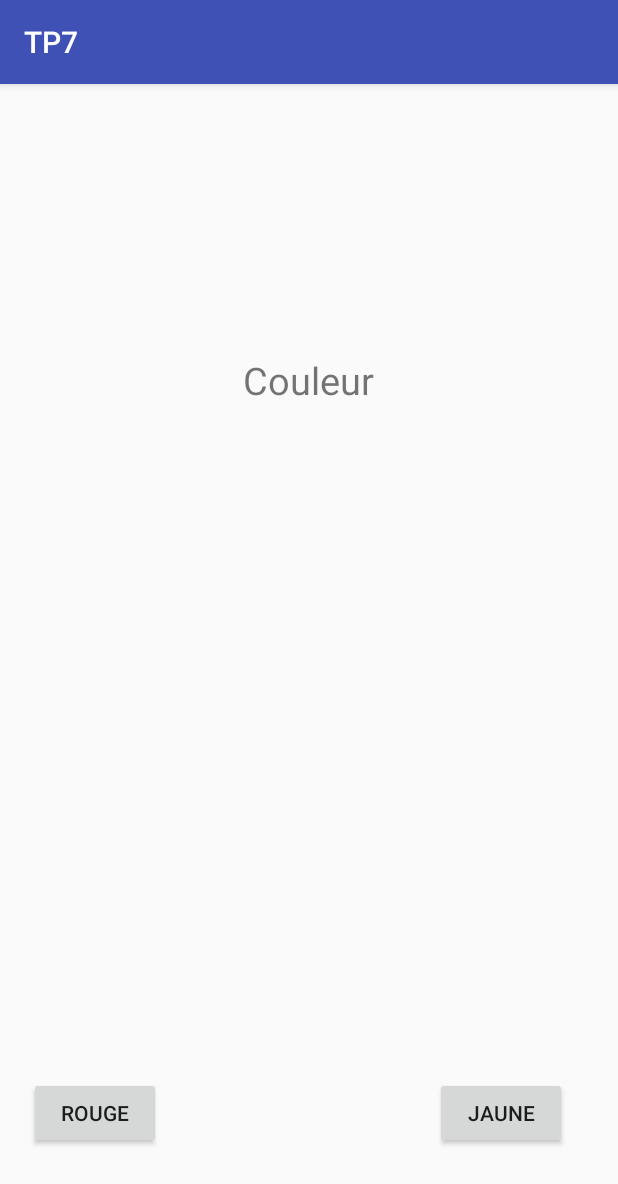
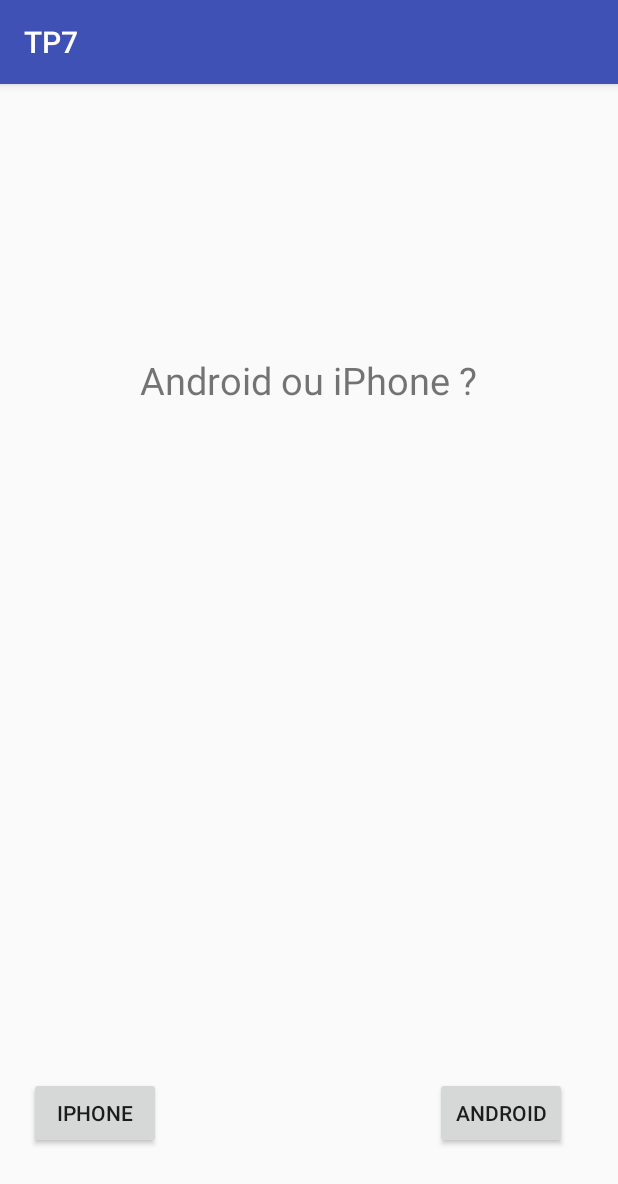
Before and after one commit to lenteurman/TP7, an Android app: the Activity3 screen opened directly, with no data from a screen before it, on a phone screen of 412 x 824 dp. Shown: the top 1184 px of the screen. Run offline under Robolectric (Android 15) with nearby library versions, the phone set to English and light mode, and no system bars.

Commit message:
On change les textes et les questions pour que ce soit cohérent

```diff
--- a/app/src/main/java/com/example/admin/tp7/Activity2.java
+++ b/app/src/main/java/com/example/admin/tp7/Activity2.java
@@ -1,9 +1,8 @@
 package com.example.admin.tp7;
 
 import android.content.Intent;
-import android.support.v4.widget.TextViewCompat;
+import android.os.Bundle;
 import android.support.v7.app.AppCompatActivity;
-import android.os.Bundle;
 import android.util.Log;
 import android.view.View;
 import android.widget.Button;
--- a/app/src/main/java/com/example/admin/tp7/Activity3.java
+++ b/app/src/main/java/com/example/admin/tp7/Activity3.java
@@ -1,9 +1,8 @@
 package com.example.admin.tp7;
 
 import android.content.Intent;
+import android.os.Bundle;
 import android.support.v7.app.AppCompatActivity;
-import android.os.Bundle;
-import android.util.Log;
 import android.view.View;
 import android.widget.Button;
 import android.widget.TextView;
@@ -96,10 +95,11 @@ public class Activity3 extends AppCompatActivity {
 
     }
     //Mon tableau de questions
+    //Le 4 eme paramètre indique quel est le bon choix le n°1 ou 2
     VraiFaux[] questions = new VraiFaux[] {
-            new VraiFaux("Couleur","Jaune","Rouge",1),
-            new VraiFaux("Autre","Bleu","Vert",2),
-            new VraiFaux("Autre2","Noir","Blanc",2)
+            new VraiFaux("Android ou iPhone ?","Android","iPhone",1),
+            new VraiFaux("Football ou Rugby ?","Football","Rugby",2),
+            new VraiFaux("Nain ou Elfe ?","Nain","Elfe",2)
     };
 
 }
--- a/app/src/main/java/com/example/admin/tp7/Activity4.java
+++ b/app/src/main/java/com/example/admin/tp7/Activity4.java
@@ -1,8 +1,8 @@
 package com.example.admin.tp7;
 
 import android.content.Intent;
+import android.os.Bundle;
 import android.support.v7.app.AppCompatActivity;
-import android.os.Bundle;
 import android.widget.TextView;
 
 public class Activity4 extends AppCompatActivity {
--- a/app/src/main/java/com/example/admin/tp7/MainActivity.java
+++ b/app/src/main/java/com/example/admin/tp7/MainActivity.java
@@ -1,8 +1,8 @@
 package com.example.admin.tp7;
 
 import android.content.Intent;
+import android.os.Bundle;
 import android.support.v7.app.AppCompatActivity;
-import android.os.Bundle;
 import android.util.Log;
 import android.view.View;
 import android.widget.Button;
--- a/app/src/main/res/layout/activity_4.xml
+++ b/app/src/main/res/layout/activity_4.xml
@@ -9,7 +9,7 @@
     <TextView
         android:layout_width="wrap_content"
         android:layout_height="wrap_content"
-        android:text="@string/la_mort_ou_tchitchi"
+        android:text="@string/score"
         android:textSize="25sp"
         app:layout_constraintBottom_toBottomOf="parent"
         app:layout_constraintLeft_toLeftOf="parent"
--- a/app/src/main/res/values/strings.xml
+++ b/app/src/main/res/values/strings.xml
@@ -1,9 +1,10 @@
 <resources>
     <string name="app_name">TP7</string>
-    <string name="ok">wdrdyuwèlxèsk</string>
-    <string name="tchitchi">Tchitchi</string>
-    <string name="la_mort">La Mort</string>
-    <string name="la_mort_ou_tchitchi">La Mort ou Tchitchi ?</string>
+    <string name="ok">De toute façon, on commence le QCM.</string>
+    <string name="tchitchi">Non !</string>
+    <string name="la_mort">Oui !</string>
+    <string name="la_mort_ou_tchitchi">Etes-vous prêt ?</string>
     <string name="continuer">Continuer</string>
     <string name="ok2">wrejyllyyumu</string>
+    <string name="score">score final</string>
 </resources>
```
